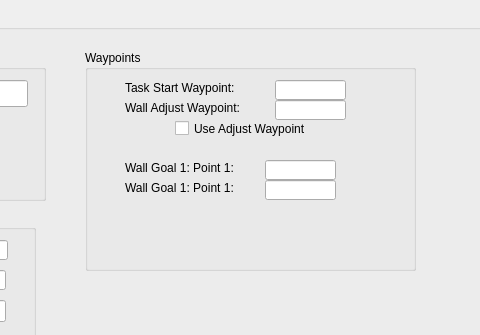
Old version of the form Hanse/TaskWallFollowing/taskwallfollowingform.ui in the repository iti-luebeck/HANSE2011; both pictures show x 305 to 785 and y 0 to 335 of the 1072 by 496 pixel window.
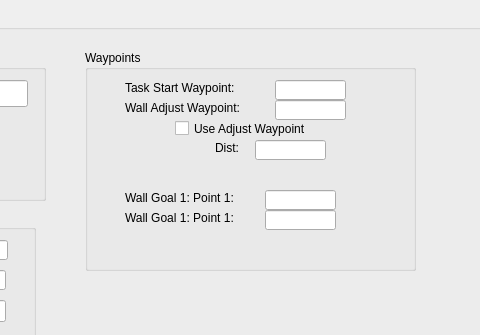
New version of the form.

What changed in the file:
```diff
--- a/Hanse/TaskWallFollowing/taskwallfollowingform.ui
+++ b/Hanse/TaskWallFollowing/taskwallfollowingform.ui
@@ -136,7 +136,7 @@
      <property name="geometry">
       <rect>
        <x>180</x>
-       <y>130</y>
+       <y>160</y>
        <width>71</width>
        <height>20</height>
       </rect>
@@ -149,7 +149,7 @@
      <property name="geometry">
       <rect>
        <x>40</x>
-       <y>110</y>
+       <y>140</y>
        <width>121</width>
        <height>16</height>
       </rect>
@@ -162,7 +162,7 @@
      <property name="geometry">
       <rect>
        <x>180</x>
-       <y>110</y>
+       <y>140</y>
        <width>71</width>
        <height>20</height>
       </rect>
@@ -172,7 +172,7 @@
      <property name="geometry">
       <rect>
        <x>40</x>
-       <y>130</y>
+       <y>160</y>
        <width>121</width>
        <height>16</height>
       </rect>
@@ -232,7 +232,7 @@
       <rect>
        <x>90</x>
        <y>70</y>
-       <width>141</width>
+       <width>181</width>
        <height>17</height>
       </rect>
      </property>
@@ -240,6 +240,32 @@
       <string>Use Adjust Waypoint</string>
      </property>
     </widget>
+    <widget class="QLineEdit" name="apDistInput">
+     <property name="geometry">
+      <rect>
+       <x>170</x>
+       <y>90</y>
+       <width>71</width>
+       <height>20</height>
+      </rect>
+     </property>
+     <property name="text">
+      <string/>
+     </property>
+    </widget>
+    <widget class="QLabel" name="label_16">
+     <property name="geometry">
+      <rect>
+       <x>130</x>
+       <y>90</y>
+       <width>51</width>
+       <height>16</height>
+      </rect>
+     </property>
+     <property name="text">
+      <string>Dist:</string>
+     </property>
+    </widget>
    </widget>
    <widget class="QGroupBox" name="groupBox_4">
     <property name="geometry">
```
